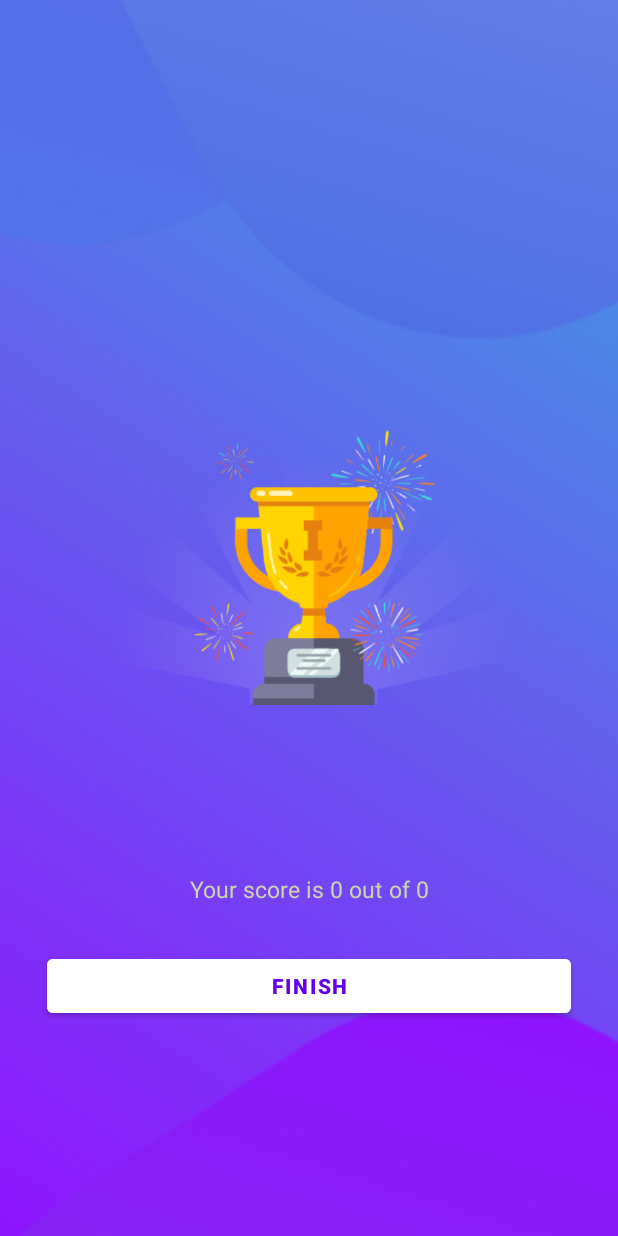
After one commit to zuna21/QuizGame-basic-androidApp, an Android app: the ResultActivity screen opened directly, with no data from a screen before it, on a phone screen of 412 x 824 dp. The commit adds this screen. Run offline under Robolectric (Android 15) with nearby library versions, the phone set to English and light mode, and no system bars.

Commit message:
finishing app

```diff
--- a/app/src/main/AndroidManifest.xml
+++ b/app/src/main/AndroidManifest.xml
@@ -12,6 +12,13 @@
         android:supportsRtl="true"
         android:theme="@style/Theme.QuizGame"
         tools:targetApi="31">
+        <activity
+            android:name=".ResultActivity"
+            android:exported="false">
+            <meta-data
+                android:name="android.app.lib_name"
+                android:value="" />
+        </activity>
         <activity
             android:name=".QuizQuestionsActivity"
             android:exported="false">
--- a/app/src/main/java/com/example/quizgame/Constants.kt
+++ b/app/src/main/java/com/example/quizgame/Constants.kt
@@ -1,6 +1,10 @@
 package com.example.quizgame
 
 object Constants {
+    const val USER_NAME: String = "user_name"
+    const val CORRECT_ANSWERS: String = "correct_answers"
+    const val TOTAL_QUESTIONS: String = "total_questions"
+
     fun getQuestions(): ArrayList<Question> {
         val questionList = ArrayList<Question>()
 
--- a/app/src/main/java/com/example/quizgame/MainActivity.kt
+++ b/app/src/main/java/com/example/quizgame/MainActivity.kt
@@ -20,6 +20,7 @@ class MainActivity : AppCompatActivity() {
                 Toast.makeText(this, "Please enter your name", Toast.LENGTH_LONG).show()
             } else {
                 val intent = Intent(this, QuizQuestionsActivity::class.java)
+                intent.putExtra(Constants.USER_NAME, etName.text.toString())
                 startActivity(intent)
                 finish()
             }
--- a/app/src/main/java/com/example/quizgame/QuizQuestionsActivity.kt
+++ b/app/src/main/java/com/example/quizgame/QuizQuestionsActivity.kt
@@ -1,5 +1,6 @@
 package com.example.quizgame
 
+import android.content.Intent
 import android.graphics.Color
 import android.graphics.Typeface
 import androidx.appcompat.app.AppCompatActivity
@@ -18,6 +19,8 @@ class QuizQuestionsActivity : AppCompatActivity(), View.OnClickListener {
     private var mCurrentPosition: Int = 1
     private var mQuestionsList: ArrayList<Question>? = null
     private var mSelectedOptionPosition: Int = 0
+    private var mUserName: String? = null
+    private var mCorrectAnswers: Int = 0
 
     private var tvQuestion: TextView? = null
     private var ivImage: ImageView? = null
@@ -33,6 +36,8 @@ class QuizQuestionsActivity : AppCompatActivity(), View.OnClickListener {
     override fun onCreate(savedInstanceState: Bundle?) {
         super.onCreate(savedInstanceState)
         setContentView(R.layout.activity_quiz_questions)
+
+        mUserName = intent.getStringExtra(Constants.USER_NAME)
 
         tvQuestion = findViewById(R.id.tvQuestion)
         ivImage = findViewById(R.id.ivImage)
@@ -133,12 +138,19 @@ class QuizQuestionsActivity : AppCompatActivity(), View.OnClickListener {
                     if(mCurrentPosition <= mQuestionsList!!.size) {
                         setQuestion()
                     } else {
-                        Toast.makeText(this, "You made it", Toast.LENGTH_LONG).show()
+                        val intent = Intent(this, ResultActivity::class.java)
+                        intent.putExtra(Constants.USER_NAME, mUserName)
+                        intent.putExtra(Constants.TOTAL_QUESTIONS, mQuestionsList?.size)
+                        intent.putExtra(Constants.CORRECT_ANSWERS, mCorrectAnswers)
+                        startActivity(intent)
+                        finish()
                     }
                 } else {
                     val question = mQuestionsList?.get(mCurrentPosition - 1)
                     if(question!!.correctAnswer != mSelectedOptionPosition) {
                         answerView(mSelectedOptionPosition, R.drawable.wrong_option_border_bg)
+                    } else {
+                        mCorrectAnswers++
                     }
                     answerView(question.correctAnswer, R.drawable.correct_option_border_bg)
 
--- /dev/null
+++ b/app/src/main/java/com/example/quizgame/ResultActivity.kt
@@ -0,0 +1,34 @@
+package com.example.quizgame
+
+import android.content.Intent
+import androidx.appcompat.app.AppCompatActivity
+import android.os.Bundle
+import android.util.Log
+import android.widget.Button
+import android.widget.TextView
+
+class ResultActivity : AppCompatActivity() {
+    override fun onCreate(savedInstanceState: Bundle?) {
+        super.onCreate(savedInstanceState)
+        setContentView(R.layout.activity_result)
+
+        val tvUserName: TextView = findViewById(R.id.tvUserName)
+        val tvQuestions: TextView = findViewById(R.id.tvQuestions)
+        val btnFinish: Button = findViewById(R.id.btnFinish)
+
+        tvUserName.text = intent.getStringExtra(Constants.USER_NAME)
+
+        val totalQuestions = intent.getIntExtra(Constants.TOTAL_QUESTIONS, 0)
+        val correctAnswers = intent.getIntExtra(Constants.CORRECT_ANSWERS, 0)
+
+        val finalSentence: String = "Your score is $correctAnswers out of $totalQuestions"
+        tvQuestions.text = finalSentence
+
+        btnFinish.setOnClickListener{
+            val intent = Intent(this, MainActivity::class.java)
+            startActivity(intent)
+            finish()
+        }
+
+    }
+}
--- /dev/null
+++ b/app/src/main/res/layout/activity_result.xml
@@ -0,0 +1,79 @@
+<?xml version="1.0" encoding="utf-8"?>
+<ScrollView xmlns:android="http://schemas.android.com/apk/res/android"
+    xmlns:app="http://schemas.android.com/apk/res-auto"
+    xmlns:tools="http://schemas.android.com/tools"
+    android:layout_width="match_parent"
+    android:layout_height="match_parent"
+    android:fillViewport="true"
+    android:background="@drawable/ic_bg"
+    tools:context=".ResultActivity">
+
+    <LinearLayout
+        android:layout_width="match_parent"
+        android:layout_height="wrap_content"
+        android:gravity="center"
+        android:padding="16dp"
+        android:orientation="vertical"
+        >
+        <TextView
+            android:layout_width="match_parent"
+            android:layout_height="wrap_content"
+            tools:text="Result"
+            android:gravity="center"
+            android:textSize="20sp"
+            android:textColor="@color/white"
+            />
+        <ImageView
+            android:layout_width="match_parent"
+            android:layout_height="300dp"
+            android:src="@drawable/ic_trophy"
+            android:contentDescription="Trophy Image"
+            />
+        <TextView
+            android:layout_width="match_parent"
+            android:layout_height="wrap_content"
+            tools:text="Hey, Congratulations!"
+            android:gravity="center"
+            android:textColor="@color/white"
+            android:textSize="25sp"
+            android:layout_marginTop="20dp"
+            />
+
+        <TextView
+            android:id="@+id/tvUserName"
+            android:layout_width="match_parent"
+            android:layout_height="wrap_content"
+            tools:text="Adir"
+            android:textColor="@color/white"
+            android:gravity="center"
+            android:layout_marginTop="20dp"
+            android:textSize="20sp"
+            />
+
+        <TextView
+            android:id="@+id/tvQuestions"
+            android:layout_width="match_parent"
+            android:layout_height="wrap_content"
+            tools:text="Your Score is 0 out of 0"
+            android:gravity="center"
+            android:textColor="#ccd5ae"
+            android:textSize="15sp"
+            android:layout_marginTop="10dp"
+            />
+
+        <Button
+            android:id="@+id/btnFinish"
+            android:layout_width="match_parent"
+            android:layout_height="wrap_content"
+            android:layout_marginTop="30dp"
+            android:text="FINISH"
+            android:backgroundTint="@color/white"
+            android:textColor="@color/design_default_color_primary"
+            android:layout_marginStart="15dp"
+            android:layout_marginEnd="15dp"
+            android:textStyle="bold"
+            />
+
+    </LinearLayout>
+
+</ScrollView>
```
Also changed, not shown: app/src/main/res/drawable/ic_trophy.png (added).
